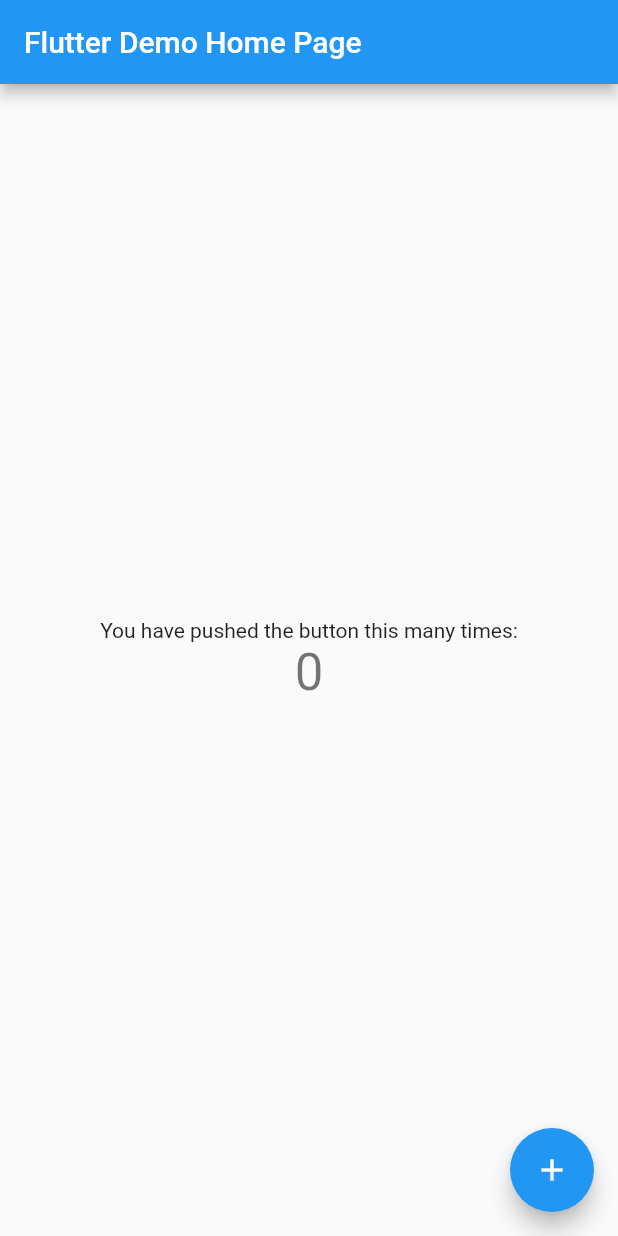
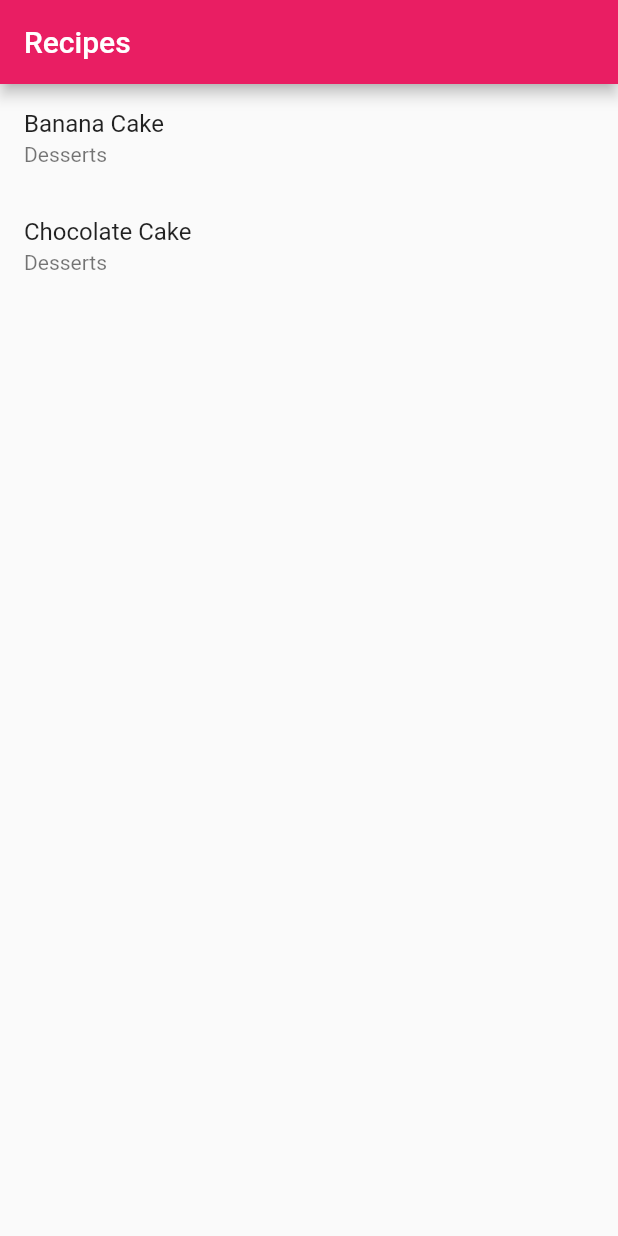
Before and after one commit to rafaelcalunga/SmartFood.Android, a Flutter app: the screen it shows after launch, on a phone screen of 412 x 824 dp. Run offline on Flutter 3.47's test engine with Material 2 defaults, Android fonts, the phone set to English and light mode, and no system bars.

Commit message:
Add models and create a static list

```diff
--- a/lib/main.dart
+++ b/lib/main.dart
@@ -1,4 +1,6 @@
 import 'package:flutter/material.dart';
+import 'package:smartfood/models/category.dart';
+import 'package:smartfood/models/recipe.dart';
 
 void main() {
   runApp(const MyApp());
@@ -11,7 +13,7 @@
   @override
   Widget build(BuildContext context) {
     return MaterialApp(
-      title: 'Flutter Demo',
+      title: 'SmartFood',
       theme: ThemeData(
         // This is the theme of your application.
         //
@@ -22,94 +24,52 @@
         // or simply save your changes to "hot reload" in a Flutter IDE).
         // Notice that the counter didn't reset back to zero; the application
         // is not restarted.
-        primarySwatch: Colors.blue,
+        primarySwatch: Colors.pink,
       ),
-      home: const MyHomePage(title: 'Flutter Demo Home Page'),
+      home: const RecipesView(title: 'Recipes'),
     );
   }
 }
 
-class MyHomePage extends StatefulWidget {
-  const MyHomePage({Key? key, required this.title}) : super(key: key);
-
-  // This widget is the home page of your application. It is stateful, meaning
-  // that it has a State object (defined below) that contains fields that affect
-  // how it looks.
-
-  // This class is the configuration for the state. It holds the values (in this
-  // case the title) provided by the parent (in this case the App widget) and
-  // used by the build method of the State. Fields in a Widget subclass are
-  // always marked "final".
+class RecipesView extends StatefulWidget {
+  const RecipesView({Key? key, required this.title}) : super(key: key);
 
   final String title;
 
   @override
-  State<MyHomePage> createState() => _MyHomePageState();
+  State<RecipesView> createState() => _RecipesViewState();
 }
 
-class _MyHomePageState extends State<MyHomePage> {
-  int _counter = 0;
+List<Recipe> fetchRecipes() {
+  const Category category = Category(id: "123", name: "Desserts");
 
-  void _incrementCounter() {
-    setState(() {
-      // This call to setState tells the Flutter framework that something has
-      // changed in this State, which causes it to rerun the build method below
-      // so that the display can reflect the updated values. If we changed
-      // _counter without calling setState(), then the build method would not be
-      // called again, and so nothing would appear to happen.
-      _counter++;
-    });
+  return [
+    const Recipe(id: "123", name: "Banana Cake", preparationTime: 2, servings: 3, ingredients: "Banana and sugar", description: "", category: category, photo: "https://picsum.photos/id/102/400/300"),
+    const Recipe(id: "123", name: "Chocolate Cake", preparationTime: 4, servings: 5, ingredients: "Cholate and sugar", description: "", category: category, photo: "https://picsum.photos/id/102/400/300")
+  ];
+}
+
+class _RecipesViewState extends State<RecipesView> {
+  List<Recipe> recipes = [];
+
+  @override
+  void initState() {
+    super.initState();
+    recipes = fetchRecipes();
   }
 
   @override
   Widget build(BuildContext context) {
-    // This method is rerun every time setState is called, for instance as done
-    // by the _incrementCounter method above.
-    //
-    // The Flutter framework has been optimized to make rerunning build methods
-    // fast, so that you can just rebuild anything that needs updating rather
-    // than having to individually change instances of widgets.
     return Scaffold(
       appBar: AppBar(
-        // Here we take the value from the MyHomePage object that was created by
-        // the App.build method, and use it to set our appbar title.
         title: Text(widget.title),
       ),
-      body: Center(
-        // Center is a layout widget. It takes a single child and positions it
-        // in the middle of the parent.
-        child: Column(
-          // Column is also a layout widget. It takes a list of children and
-          // arranges them vertically. By default, it sizes itself to fit its
-          // children horizontally, and tries to be as tall as its parent.
-          //
-          // Invoke "debug painting" (press "p" in the console, choose the
-          // "Toggle Debug Paint" action from the Flutter Inspector in Android
-          // Studio, or the "Toggle Debug Paint" command in Visual Studio Code)
-          // to see the wireframe for each widget.
-          //
-          // Column has various properties to control how it sizes itself and
-          // how it positions its children. Here we use mainAxisAlignment to
-          // center the children vertically; the main axis here is the vertical
-          // axis because Columns are vertical (the cross axis would be
-          // horizontal).
-          mainAxisAlignment: MainAxisAlignment.center,
-          children: <Widget>[
-            const Text(
-              'You have pushed the button this many times:',
-            ),
-            Text(
-              '$_counter',
-              style: Theme.of(context).textTheme.headline4,
-            ),
-          ],
-        ),
-      ),
-      floatingActionButton: FloatingActionButton(
-        onPressed: _incrementCounter,
-        tooltip: 'Increment',
-        child: const Icon(Icons.add),
-      ), // This trailing comma makes auto-formatting nicer for build methods.
+      body: ListView(
+        children: recipes.map((Recipe recipe) => ListTile(
+          title: Text(recipe.name),
+          subtitle: Text(recipe.category.name),
+        )).toList()
+      )
     );
   }
 }
--- /dev/null
+++ b/lib/models/category.dart
@@ -0,0 +1,11 @@
+
+
+class Category {
+  final String id;
+  final String name;
+
+  const Category({
+    required this.id,
+    required this.name
+  });
+}
--- /dev/null
+++ b/lib/models/recipe.dart
@@ -0,0 +1,24 @@
+
+import 'category.dart';
+
+class Recipe {
+  final String id;
+  final String name;
+  final int preparationTime;
+  final int servings;
+  final String ingredients;
+  final String description;
+  final Category category;
+  final String photo;
+
+  const Recipe({
+    required this.id,
+    required this.name,
+    required this.preparationTime,
+    required this.servings,
+    required this.ingredients,
+    required this.description,
+    required this.category,
+    required this.photo,
+  });
+}
--- a/pubspec.yaml
+++ b/pubspec.yaml
@@ -34,6 +34,7 @@
   # The following adds the Cupertino Icons font to your application.
   # Use with the CupertinoIcons class for iOS style icons.
   cupertino_icons: ^1.0.2
+  http: ^0.13.4
 
 dev_dependencies:
   flutter_test:
```
Also changed, not shown: pubspec.lock, 1 other file.
